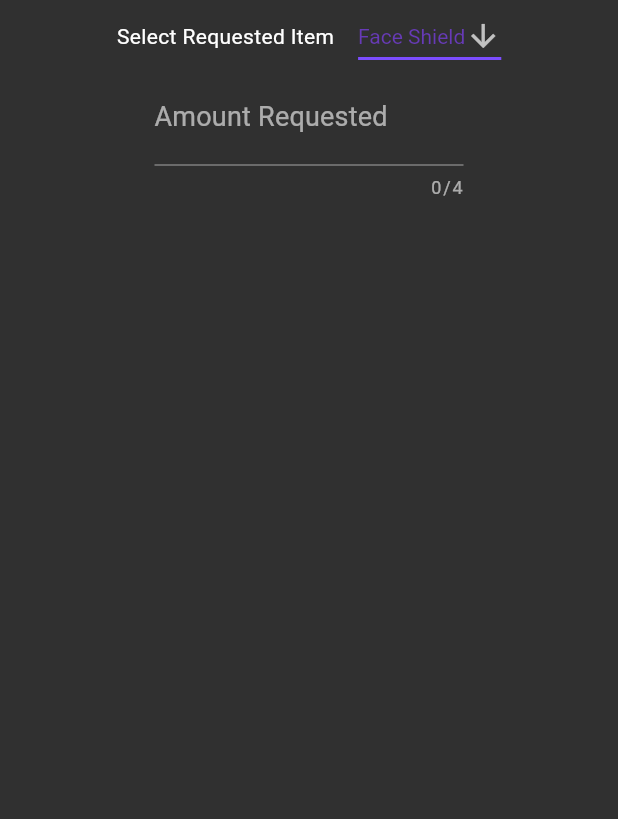
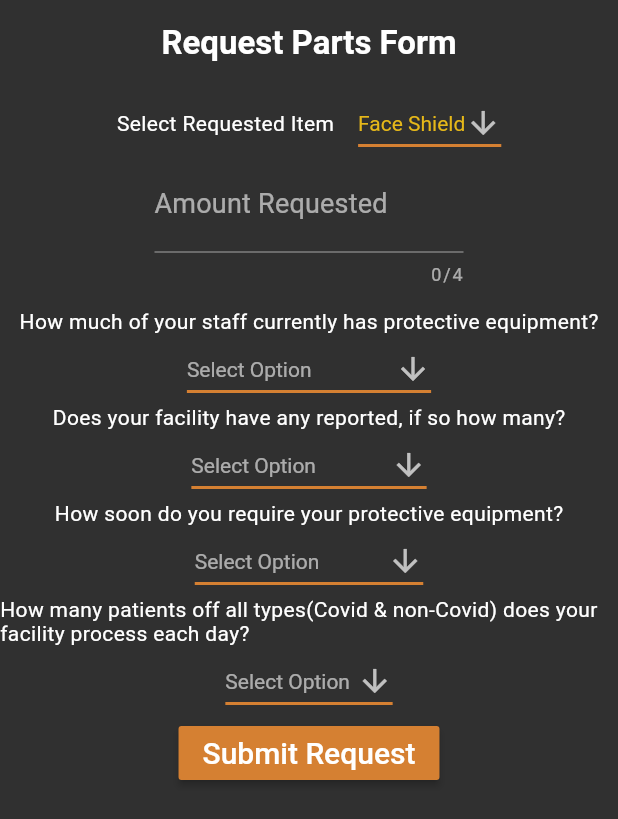
Before and after one commit to C19-BayShield/bayshield, a Flutter app: the OrderRequestPage screen opened by its route, on a phone screen of 412 x 824 dp. Shown: the top 819 px of the screen. Run offline on Flutter 3.47's test engine with Material 2 defaults, Android fonts, the phone set to English and light mode, and no system bars; our stand-ins replace liquid_pull_to_refresh; network calls fail.

Commit message:
Add form questions and stub button to request form

```diff
--- a/lib/screens/consumer_request_screen.dart
+++ b/lib/screens/consumer_request_screen.dart
@@ -27,9 +27,17 @@ class OrderRequestPage extends StatefulWidget {
 class _OrderRequestPageState extends State<OrderRequestPage> {
   int _counter = 0;
   Item itemRequested = faceShield;
+  String q1Ans;
+  String q2Ans;
+  String q3Ans;
+  String q4Ans;
+  final List<String> ppeQChoices = ["All of staff","75% of staff", "50% of staff", "25% of staff", "Less than 25% of staff"];
+  final List<String> hasCasesQChoices = ["Yes, Less than 100","Yes, 100-500","Yes, Greater than 500","No"];
+  final List<String> urgQChoices = ["As Soon As Possible", "Very Urgently", "Extremely Urgently"];
+  final List<String> sizeQChoices = ["Less than 500","500-1,000","1,000-5,000", "5,000-10,000", "10,0000+"];
+
 
   _buildItemDropDown() {
-
   return DropdownButton<String>(
             value: itemRequested.name,
             icon: Icon(Icons.arrow_downward),
@@ -37,11 +45,11 @@ class _OrderRequestPageState extends State<OrderRequestPage> {
             iconSize: 24,
             elevation: 16,
             style: TextStyle(
-              color: Colors.deepPurple
+              color: Color(0xFFE6B819)
             ),
             underline: Container(
               height: 2,
-              color: Colors.deepPurpleAccent,
+              color: Color(0xFFD58032),
             ),
             onChanged: (String newValue) {
               setState(() {
@@ -59,16 +67,30 @@ class _OrderRequestPageState extends State<OrderRequestPage> {
           );
   }
 
-
-  void _incrementCounter() {
-    setState(() {
-      // This call to setState tells the Flutter framework that something has
-      // changed in this State, which causes it to rerun the build method below
-      // so that the display can reflect the updated values. If we changed
-      // _counter without calling setState(), then the build method would not be
-      // called again, and so nothing would appear to happen.
-      _counter++;
-    });
+  Widget  _buildGenericDropDown({List<String> options, String value, Function(String) onChange, String hintText="Select Option"}) {
+    return DropdownButton<String>(
+              value: value,
+              icon: Icon(Icons.arrow_downward),
+              hint: Text(hintText),
+              iconSize: 24,
+              elevation: 16,
+              style: TextStyle(
+                color: Color(0xFFE6B819)
+              ),
+              underline: Container(
+                height: 2,
+                color: Color(0xFFD58032),
+              ),
+              onChanged: onChange,
+              items:
+                options.map<DropdownMenuItem<String>>((String option) {
+                  return DropdownMenuItem<String>(
+                    value: option,
+                    child: Text(option),
+                  );
+                })
+                .toList(),
+            );
   }
 
   @override
@@ -83,7 +105,18 @@ class _OrderRequestPageState extends State<OrderRequestPage> {
     return Scaffold(
       body: SafeArea(
           child: Center(
-            child: Column(
+            child: CustomScrollView(
+              scrollDirection: Axis.vertical,
+              slivers: <Widget>[
+                SliverList(
+                  delegate: SliverChildListDelegate([
+                  Center(
+                    child: Padding(
+                      padding: EdgeInsets.symmetric(vertical: 16),
+                      child: Text('Request Parts Form', style: Theme.of(context).textTheme.headline2,),
+                    ),
+                  ),
+                  Column(
                     mainAxisAlignment: MainAxisAlignment.start,
                     crossAxisAlignment: CrossAxisAlignment.center,
                     children: <Widget>[
@@ -114,9 +147,38 @@ class _OrderRequestPageState extends State<OrderRequestPage> {
                                 ),
                               ),
                           )
-                ],)
+                      ],),
+                      Text('How much of your staff currently has protective equipment?'),
+                      this._buildGenericDropDown(
+                        options:ppeQChoices,
+                        onChange:(String newValue) => setState((){q1Ans = newValue;}),
+                        value: q1Ans,
+                        ),
+                      Text('Does your facility have any reported, if so how many?'),
+                      this._buildGenericDropDown(
+                        options:hasCasesQChoices,
+                        onChange:(String newValue) => setState((){q2Ans = newValue;}),
+                        value: q2Ans,
+                        ),
+                      Text('How soon do you require your protective equipment?'),
+                      this._buildGenericDropDown(
+                        options:urgQChoices,
+                        onChange:(String newValue) => setState((){q3Ans = newValue;}),
+                        value: q3Ans,
+                        ),
+                      Text('How many patients off all types(Covid & non-Covid) does your facility process each day?'),
+                      this._buildGenericDropDown(
+                        options:sizeQChoices,
+                        onChange:(String newValue) => setState((){q4Ans = newValue;}),
+                        value: q4Ans,
+                        ),
+
+                      RaisedButton(child: Text('Submit Request'), onPressed: () => null,)
                     ],
                   ),
+                ])
+              )]
+            )
           ),
         )
       );
--- a/lib/theme.dart
+++ b/lib/theme.dart
@@ -6,7 +6,7 @@ final ThemeData SupplySideTheme = new ThemeData(
     primaryColor: Colors.lightBlue[800],
     accentColor: Color(0xFFF4BA5B),
     backgroundColor: Color(0xFFEDEDEF),
-    buttonColor: Color(0xFF7364FF),
+    buttonColor: Color(0xFFD58032),
     primaryIconTheme: IconThemeData(color: Color(0xFF209E9E), size: 24, opacity: 1.0),
     iconTheme: IconThemeData(color: Color(0xFF209E9E), size: 24, opacity: 1.0),
     accentIconTheme: IconThemeData(color: Color(0xFF209E9E), size: 24, opacity: 1.0),
```
Lines whose indentation alone changed are shown as unchanged.
